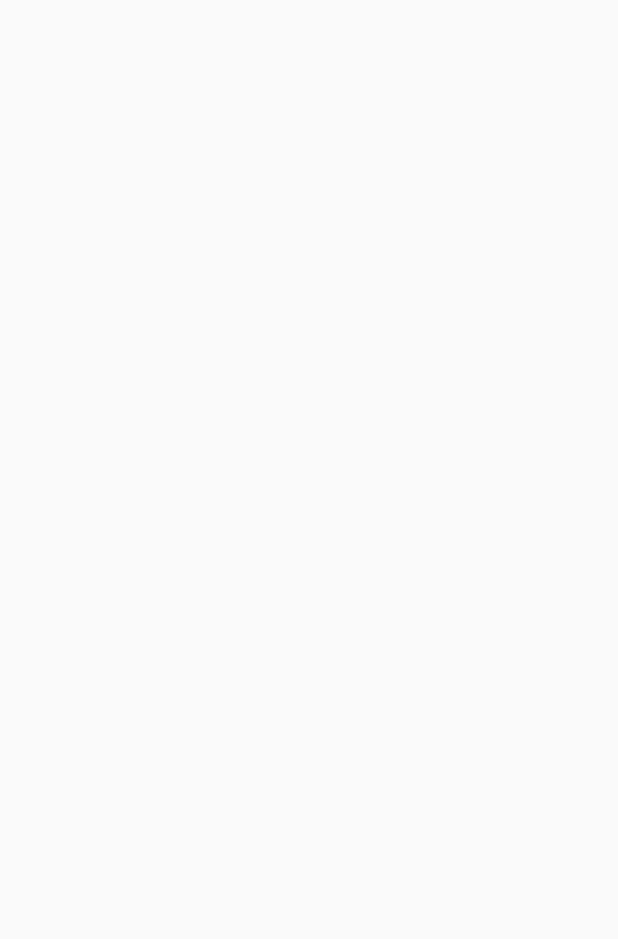
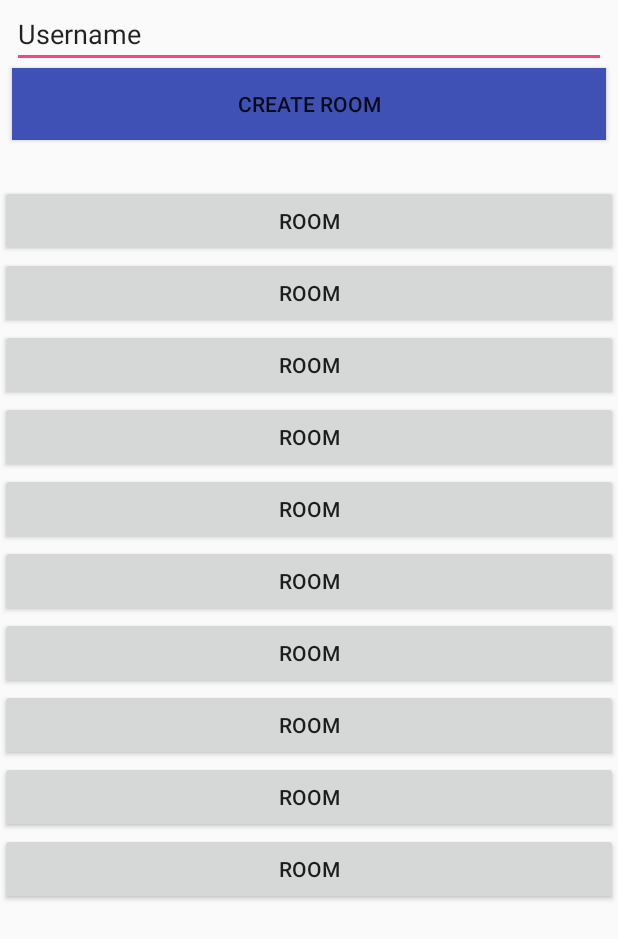
Before and after one commit to brodderickrodriguez/InteractiveHandwriting, an Android app: the screen it shows after launch (DrawActivity before the commit, MenuActivity after it), on a phone screen of 412 x 824 dp. Before the commit the part shown is empty. Shown: the top 939 px of the screen. Run offline under Robolectric (Android 15) with nearby library versions, the phone set to English and light mode, and no system bars.

Commit message:
Adding basic menu and color palette prototype

```diff
--- a/app/build.gradle
+++ b/app/build.gradle
@@ -22,6 +22,7 @@ dependencies {
     implementation fileTree(dir: 'libs', include: ['*.jar'])
     implementation 'com.android.support:appcompat-v7:28.0.0-rc01'
     implementation 'com.android.support.constraint:constraint-layout:1.1.2'
+    implementation 'com.android.support:design:28.0.0-rc01'
     testImplementation 'junit:junit:4.12'
     androidTestImplementation 'com.android.support.test:runner:1.0.2'
     androidTestImplementation 'com.android.support.test.espresso:espresso-core:3.0.2'
--- a/app/src/main/AndroidManifest.xml
+++ b/app/src/main/AndroidManifest.xml
@@ -10,6 +10,11 @@
         android:supportsRtl="true"
         android:theme="@style/AppTheme">
         <activity android:name=".DrawActivity">
+        </activity>
+        <activity
+            android:name=".MenuActivity"
+            android:label="@string/title_activity_menu"
+            android:theme="@style/AppTheme.NoActionBar">
             <intent-filter>
                 <action android:name="android.intent.action.MAIN" />
 
--- a/app/src/main/java/group6/interactivehandwriting/DrawActivity.java
+++ b/app/src/main/java/group6/interactivehandwriting/DrawActivity.java
@@ -1,20 +1,31 @@
 package group6.interactivehandwriting;
 
+import android.graphics.Color;
 import android.os.Bundle;
 import android.app.Activity;
+import android.view.View;
 
 
 public class DrawActivity extends Activity {
 
-    DrawingView dv;
-
+    private DrawingView drawingView;
 
     @Override
     protected void onCreate(Bundle savedInstanceState) {
         super.onCreate(savedInstanceState);
-        dv = new DrawingView(this);
-        setContentView(dv);
-    } // onCreate()
 
+        setContentView(R.layout.activity_draw);
 
-} // DrawActivity()
+        drawingView = findViewById(R.id.drawing_view);
+        drawingView.setDrawingColor(Color.RED);
+    }
+
+    public void setColorRed(View view) {
+        drawingView.setDrawingColor(Color.RED);
+    }
+
+    public void setColorBlue(View view) {
+        drawingView.setDrawingColor(Color.BLUE);
+    }
+
+}
--- a/app/src/main/java/group6/interactivehandwriting/DrawingView.java
+++ b/app/src/main/java/group6/interactivehandwriting/DrawingView.java
@@ -6,10 +6,12 @@ import android.graphics.Canvas;
 import android.graphics.Color;
 import android.graphics.Paint;
 import android.graphics.Path;
+import android.util.AttributeSet;
 import android.view.MotionEvent;
 import android.view.View;
 import android.widget.Toast;
 import java.util.Random;
+import java.util.jar.Attributes;
 
 
 // https://stackoverflow.com/questions/16650419/draw-in-canvas-by-finger-android
@@ -32,27 +34,25 @@ public class DrawingView extends View {
     private float mX, mY;
     private static final float TOUCH_TOLERANCE = 4;
 
+    public DrawingView(Context c) {
+        this(c, null);
+    }
 
-    private void setRandomColor() {
-        Random rnd = new Random();
-        int c = Color.argb(255, rnd.nextInt(256), rnd.nextInt(256), rnd.nextInt(256));
-        circlePaint.setColor(c);
-        linePaint.setColor(c);
-    } // setRandomColor()
-
-
-    public DrawingView(Context c) {
-        super(c);
-        context = c;
+    public DrawingView(Context context, AttributeSet attributes) {
+        super(context, attributes);
+        this.context = context;
         linePath = new Path();
         mBitmapPaint = new Paint(Paint.DITHER_FLAG);
         circlePath = new Path();
 
         createLinePaintObject();
         createCirclePaintObject();
-        setRandomColor();
-    } // DrawingView()
+    }
 
+    public void setDrawingColor(int color) {
+        circlePaint.setColor(color);
+        linePaint.setColor(color);
+    }
 
     private void createLinePaintObject() {
         linePaint = new Paint();
@@ -92,7 +92,6 @@ public class DrawingView extends View {
 
 
     private void touchStarted(float x, float y) {
-        setRandomColor();
         linePath.reset();
         linePath.moveTo(x, y);
         mX = x;
--- /dev/null
+++ b/app/src/main/java/group6/interactivehandwriting/MenuActivity.java
@@ -0,0 +1,36 @@
+package group6.interactivehandwriting;
+
+import android.content.Intent;
+import android.os.Bundle;
+import android.support.design.widget.FloatingActionButton;
+import android.support.design.widget.Snackbar;
+import android.support.v7.app.AppCompatActivity;
+import android.support.v7.widget.Toolbar;
+import android.view.View;
+import android.widget.Button;
+
+import group6.interactivehandwriting.R;
+
+public class MenuActivity extends AppCompatActivity {
+
+    private Button roomButton;
+
+    @Override
+    protected void onCreate(Bundle savedInstanceState) {
+        super.onCreate(savedInstanceState);
+
+        setContentView(R.layout.activity_menu);
+
+        setupResources();
+
+    }
+
+    private void setupResources() {
+    }
+
+    public void enterRoom(View view) {
+        Intent drawingActivity = new Intent(this, DrawActivity.class);
+        startActivity(drawingActivity);
+    }
+
+}
--- /dev/null
+++ b/app/src/main/res/layout/activity_menu.xml
@@ -0,0 +1,128 @@
+<?xml version="1.0" encoding="utf-8"?>
+<android.support.constraint.ConstraintLayout xmlns:android="http://schemas.android.com/apk/res/android"
+    xmlns:app="http://schemas.android.com/apk/res-auto"
+    xmlns:tools="http://schemas.android.com/tools"
+    android:layout_width="match_parent"
+    android:layout_height="match_parent"
+    tools:context=".DrawActivity">
+
+    <LinearLayout
+        android:layout_width="match_parent"
+        android:layout_height="match_parent"
+        android:orientation="vertical">
+
+        <EditText
+            android:id="@+id/editText4"
+            android:layout_width="match_parent"
+            android:layout_height="45dp"
+            android:layout_marginEnd="8dp"
+            android:layout_marginStart="8dp"
+            android:ems="10"
+            android:inputType="textPersonName"
+            android:text="@string/username"
+            app:layout_constraintEnd_toEndOf="parent"
+            app:layout_constraintHorizontal_bias="0.503"
+            app:layout_constraintStart_toStartOf="parent"
+            app:layout_constraintTop_toTopOf="parent" />
+
+        <Button
+            android:id="@+id/button38"
+            style="@style/Widget.AppCompat.Button"
+            android:layout_width="match_parent"
+            android:layout_height="wrap_content"
+            android:layout_marginBottom="30dp"
+            android:layout_marginEnd="8dp"
+            android:layout_marginStart="8dp"
+            android:background="@color/colorPrimary"
+            android:text="@string/create_room"
+            app:layout_constraintBottom_toBottomOf="parent"
+            app:layout_constraintEnd_toEndOf="parent"
+            app:layout_constraintStart_toStartOf="parent" />
+
+        <ScrollView
+            android:layout_width="match_parent"
+            android:layout_height="match_parent"
+            tools:layout_editor_absoluteX="6dp"
+            tools:layout_editor_absoluteY="81dp">
+
+            <LinearLayout
+                android:layout_width="match_parent"
+                android:layout_height="wrap_content"
+                android:orientation="vertical">
+
+                <Button
+                    android:id="@+id/button10"
+                    android:layout_width="match_parent"
+                    android:layout_height="wrap_content"
+                    android:onClick="enterRoom"
+                    android:text="@string/room" />
+
+                <Button
+                    android:id="@+id/button9"
+                    android:layout_width="match_parent"
+                    android:layout_height="wrap_content"
+                    android:onClick="enterRoom"
+                    android:text="@string/room" />
+
+                <Button
+                    android:id="@+id/button8"
+                    android:layout_width="match_parent"
+                    android:layout_height="wrap_content"
+                    android:onClick="enterRoom"
+                    android:text="@string/room" />
+
+                <Button
+                    android:id="@+id/button7"
+                    android:layout_width="match_parent"
+                    android:layout_height="wrap_content"
+                    android:onClick="enterRoom"
+                    android:text="@string/room" />
+
+                <Button
+                    android:id="@+id/button6"
+                    android:layout_width="match_parent"
+                    android:layout_height="wrap_content"
+                    android:onClick="enterRoom"
+                    android:text="@string/room" />
+
+                <Button
+                    android:id="@+id/button5"
+                    android:layout_width="match_parent"
+                    android:layout_height="wrap_content"
+                    android:onClick="enterRoom"
+                    android:text="@string/room" />
+
+                <Button
+                    android:id="@+id/button4"
+                    android:layout_width="match_parent"
+                    android:layout_height="wrap_content"
+                    android:onClick="enterRoom"
+                    android:text="@string/room" />
+
+                <Button
+                    android:id="@+id/button3"
+                    android:layout_width="match_parent"
+                    android:layout_height="wrap_content"
+                    android:onClick="enterRoom"
+                    android:text="@string/room" />
+
+                <Button
+                    android:id="@+id/button2"
+                    android:layout_width="match_parent"
+                    android:layout_height="wrap_content"
+                    android:onClick="enterRoom"
+                    android:text="@string/room" />
+
+                <Button
+                    android:id="@+id/button"
+                    android:layout_width="match_parent"
+                    android:layout_height="wrap_content"
+                    android:onClick="enterRoom"
+                    android:text="@string/room" />
+            </LinearLayout>
+
+        </ScrollView>
+
+    </LinearLayout>
+
+</android.support.constraint.ConstraintLayout>
--- a/app/src/main/res/values/colors.xml
+++ b/app/src/main/res/values/colors.xml
@@ -1,6 +1,8 @@
 <?xml version="1.0" encoding="utf-8"?>
 <resources>
-    <color name="colorPrimary">#3F51B5</color>
+    <color name="colorPrimary">#3f51b5</color>
     <color name="colorPrimaryDark">#303F9F</color>
     <color name="colorAccent">#FF4081</color>
+    <color name="red">#FF0000</color>
+    <color name="blue">#0000FF</color>
 </resources>
--- /dev/null
+++ b/app/src/main/res/values/dimens.xml
@@ -0,0 +1,3 @@
+<resources>
+    <dimen name="fab_margin">16dp</dimen>
+</resources>
--- a/app/src/main/res/values/strings.xml
+++ b/app/src/main/res/values/strings.xml
@@ -1,3 +1,9 @@
 <resources>
     <string name="app_name">InteractiveHandwriting</string>
+    <string name="title_activity_menu">MenuActivity</string>
+
+    <!-- for the prototype -->
+    <string name="room">Room</string>
+    <string name="username">Username</string>
+    <string name="create_room">Create Room</string>
 </resources>
--- a/app/src/main/res/values/styles.xml
+++ b/app/src/main/res/values/styles.xml
@@ -8,4 +8,13 @@
         <item name="colorAccent">@color/colorAccent</item>
     </style>
 
+    <style name="AppTheme.NoActionBar">
+        <item name="windowActionBar">false</item>
+        <item name="windowNoTitle">true</item>
+    </style>
+
+    <style name="AppTheme.AppBarOverlay" parent="ThemeOverlay.AppCompat.Dark.ActionBar" />
+
+    <style name="AppTheme.PopupOverlay" parent="ThemeOverlay.AppCompat.Light" />
+
 </resources>
```
Also changed, not shown: app/src/main/res/layout/activity_draw.xml (+44 -0 lines), app/src/main/res/layout/content_menu.xml (added, +11 -0 lines).
